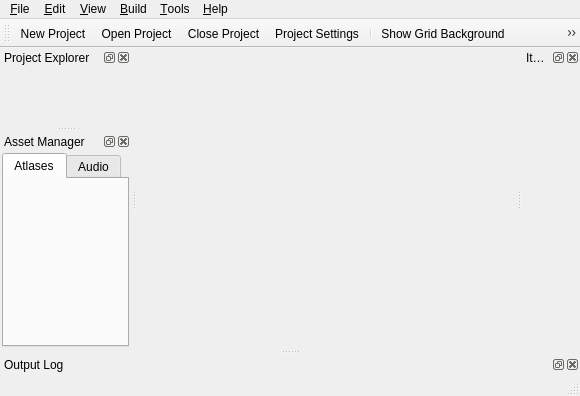
Above: Editor/src/MainWindow.ui from GameOverture/HarmonyEngine before the change. Below: the same form after it.
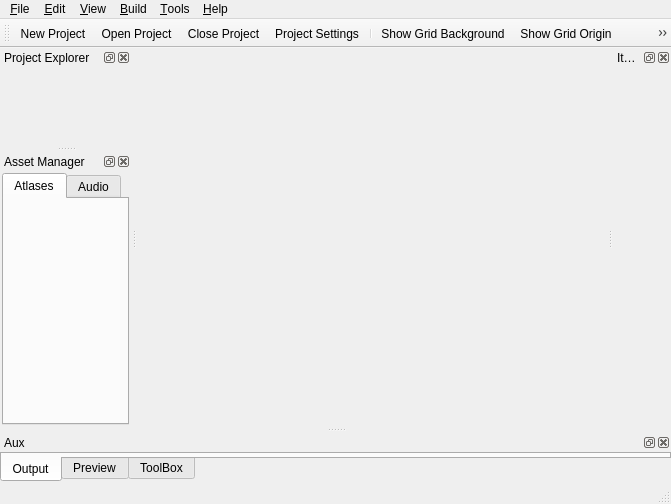
That is the form after the change. The open tabs and pages were chosen to show the change. Icons and pictures are not drawn. Custom widgets are drawn as their Qt base class.

Commit message: Editor bottom docking window now has tabs for output/preview/toolbox

```diff
--- a/Editor/src/MainWindow.ui
+++ b/Editor/src/MainWindow.ui
@@ -6,8 +6,8 @@
    <rect>
     <x>0</x>
     <y>0</y>
-    <width>580</width>
-    <height>396</height>
+    <width>671</width>
+    <height>504</height>
    </rect>
   </property>
   <property name="windowTitle">
@@ -55,7 +55,7 @@
     <rect>
      <x>0</x>
      <y>0</y>
-     <width>580</width>
+     <width>671</width>
      <height>21</height>
     </rect>
    </property>
@@ -211,36 +211,6 @@
     </layout>
    </widget>
   </widget>
-  <widget class="QDockWidget" name="dockWidgetOutputLog">
-   <property name="allowedAreas">
-    <set>Qt::BottomDockWidgetArea|Qt::LeftDockWidgetArea|Qt::RightDockWidgetArea</set>
-   </property>
-   <property name="windowTitle">
-    <string>Output Log</string>
-   </property>
-   <attribute name="dockWidgetArea">
-    <number>8</number>
-   </attribute>
-   <widget class="QWidget" name="outputLogContents">
-    <layout class="QVBoxLayout" name="verticalLayout_4">
-     <property name="leftMargin">
-      <number>0</number>
-     </property>
-     <property name="topMargin">
-      <number>0</number>
-     </property>
-     <property name="rightMargin">
-      <number>0</number>
-     </property>
-     <property name="bottomMargin">
-      <number>0</number>
-     </property>
-     <item>
-      <widget class="WidgetOutputLog" name="outputLog" native="true"/>
-     </item>
-    </layout>
-   </widget>
-  </widget>
   <widget class="QDockWidget" name="dockWidgetAssets">
    <property name="mouseTracking">
     <bool>false</bool>
@@ -285,6 +255,78 @@
     </layout>
    </widget>
   </widget>
+  <widget class="QDockWidget" name="dockWidgetAuxiliary">
+   <property name="windowTitle">
+    <string>Aux</string>
+   </property>
+   <attribute name="dockWidgetArea">
+    <number>8</number>
+   </attribute>
+   <widget class="QWidget" name="dockWidgetContents">
+    <layout class="QVBoxLayout" name="verticalLayout">
+     <property name="spacing">
+      <number>0</number>
+     </property>
+     <property name="leftMargin">
+      <number>0</number>
+     </property>
+     <property name="topMargin">
+      <number>0</number>
+     </property>
+     <property name="rightMargin">
+      <number>0</number>
+     </property>
+     <property name="bottomMargin">
+      <number>0</number>
+     </property>
+     <item>
+      <widget class="QTabWidget" name="tabWidgetAux">
+       <property name="tabPosition">
+        <enum>QTabWidget::South</enum>
+       </property>
+       <property name="currentIndex">
+        <number>2</number>
+       </property>
+       <widget class="QWidget" name="tabOutputLog">
+        <attribute name="title">
+         <string>Output</string>
+        </attribute>
+        <layout class="QVBoxLayout" name="verticalLayout_8">
+         <property name="spacing">
+          <number>0</number>
+         </property>
+         <property name="leftMargin">
+          <number>0</number>
+         </property>
+         <property name="topMargin">
+          <number>0</number>
+         </property>
+         <property name="rightMargin">
+          <number>0</number>
+         </property>
+         <property name="bottomMargin">
+          <number>0</number>
+         </property>
+         <item>
+          <widget class="WidgetOutputLog" name="outputLog" native="true"/>
+         </item>
+        </layout>
+       </widget>
+       <widget class="QWidget" name="tabPreview">
+        <attribute name="title">
+         <string>Preview</string>
+        </attribute>
+       </widget>
+       <widget class="QWidget" name="tabToolBox">
+        <attribute name="title">
+         <string>ToolBox</string>
+        </attribute>
+       </widget>
+      </widget>
+     </item>
+    </layout>
+   </widget>
+  </widget>
   <action name="actionNewProject">
    <property name="icon">
     <iconset resource="../data/HyEditor.qrc">
```
